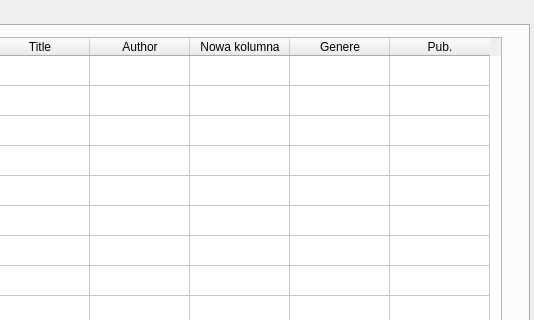
Before: the Qt Designer form mainwindow.ui in JakubMckowiak/libDEMO2, drawn with Qt 5; both pictures show x 391 to 925 and y 0 to 320 of the 925 by 563 pixel window.
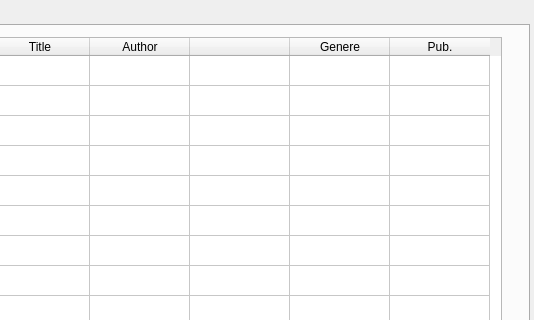
After: the same form once the commit is applied.

Patch:
```diff
--- a/mainwindow.ui
+++ b/mainwindow.ui
@@ -326,7 +326,7 @@
          </column>
          <column>
           <property name="text">
-           <string>Nowa kolumna</string>
+           <string> </string>
           </property>
          </column>
          <column>
```
Left out of the diff: 26 changed lines with no effect on the pictures.
